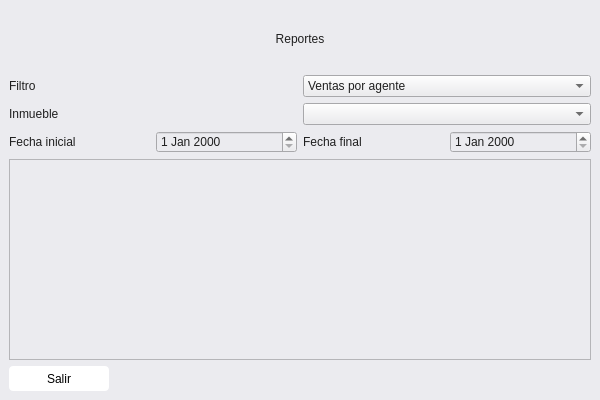
Before: the Qt Designer form view/reportesView.ui in donjosh-ua/agencia_inmobiliaria, drawn with Qt 5.
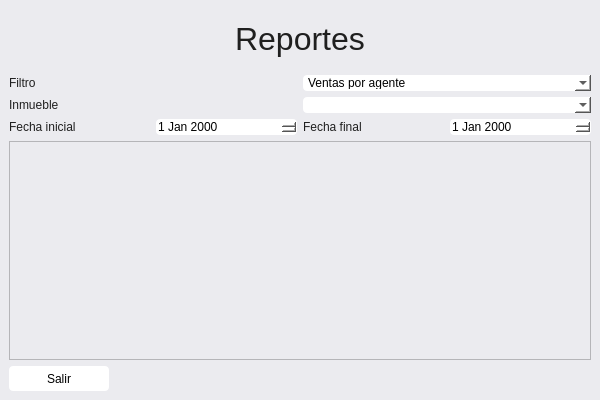
After: the same form once the commit is applied.

```diff
--- a/view/reportesView.ui
+++ b/view/reportesView.ui
@@ -27,6 +27,11 @@
         <height>60</height>
        </size>
       </property>
+      <property name="font">
+       <font>
+        <pointsize>24</pointsize>
+       </font>
+      </property>
       <property name="text">
        <string>Reportes</string>
       </property>
@@ -46,6 +51,14 @@
       </item>
       <item>
        <widget class="QComboBox" name="cbxTipoReporte">
+        <property name="styleSheet">
+         <string notr="true">QComboBox{
+	color: black;
+	background-color: white;
+	border-radius: 4px;
+}
+</string>
+        </property>
         <item>
          <property name="text">
           <string>Ventas por agente</string>
@@ -85,7 +98,16 @@
        </widget>
       </item>
       <item>
-       <widget class="QComboBox" name="cbx_inmueble_elegido"/>
+       <widget class="QComboBox" name="cbx_inmueble_elegido">
+        <property name="styleSheet">
+         <string notr="true">QComboBox{
+	color: black;
+	background-color: white;
+	border-radius: 4px;
+}
+</string>
+        </property>
+       </widget>
       </item>
      </layout>
     </item>
@@ -99,7 +121,16 @@
        </widget>
       </item>
       <item>
-       <widget class="QDateEdit" name="date_inicio"/>
+       <widget class="QDateEdit" name="date_inicio">
+        <property name="styleSheet">
+         <string notr="true">QDateEdit{
+	color: black;
+	background-color: white;
+	border-radius: 4px;
+}
+</string>
+        </property>
+       </widget>
       </item>
       <item>
        <widget class="QLabel" name="lbl_fecha_fin">
@@ -109,7 +140,16 @@
        </widget>
       </item>
       <item>
-       <widget class="QDateEdit" name="date_fin"/>
+       <widget class="QDateEdit" name="date_fin">
+        <property name="styleSheet">
+         <string notr="true">QDateEdit{
+	color: black;
+	background-color: white;
+	border-radius: 4px;
+}
+</string>
+        </property>
+       </widget>
       </item>
      </layout>
     </item>
```
